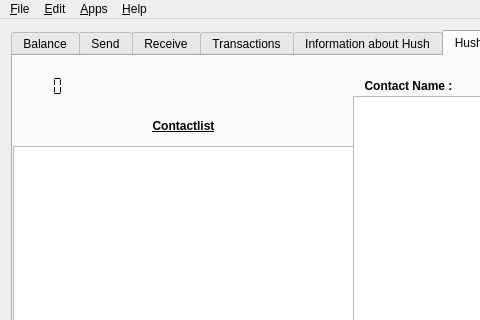
Qt form src/mainwindow.ui (jahway603/SilentDragonLite) before a commit; both pictures show x 0 to 480 and y 0 to 320 of the 1274 by 779 pixel window.
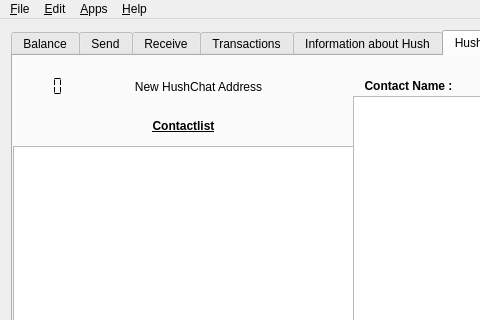
The same form after that commit. Icons and pictures are not drawn. Custom widgets are drawn as their Qt base class.

Commit message: add a first Button for a new HushChat Address on chattab

Patch:
```diff
--- a/src/mainwindow.ui
+++ b/src/mainwindow.ui
@@ -1598,6 +1598,32 @@
          <bool>true</bool>
         </property>
        </widget>
+       <widget class="QPushButton" name="givemeZaddr">
+        <property name="geometry">
+         <rect>
+          <x>80</x>
+          <y>10</y>
+          <width>211</width>
+          <height>41</height>
+         </rect>
+        </property>
+        <property name="text">
+         <string>New HushChat Address</string>
+        </property>
+        <property name="icon">
+         <iconset resource="../application.qrc">
+          <normaloff>:/icons/res/message-icon.svg</normaloff>:/icons/res/message-icon.svg</iconset>
+        </property>
+        <property name="iconSize">
+         <size>
+          <width>33</width>
+          <height>29</height>
+         </size>
+        </property>
+        <property name="flat">
+         <bool>true</bool>
+        </property>
+       </widget>
        <zorder>lcdNumber</zorder>
        <zorder>listContactWidget</zorder>
        <zorder>label_39</zorder>
```
Left out of the diff: 1 changed line with no effect on the pictures. The commit also changes 4 other files.
